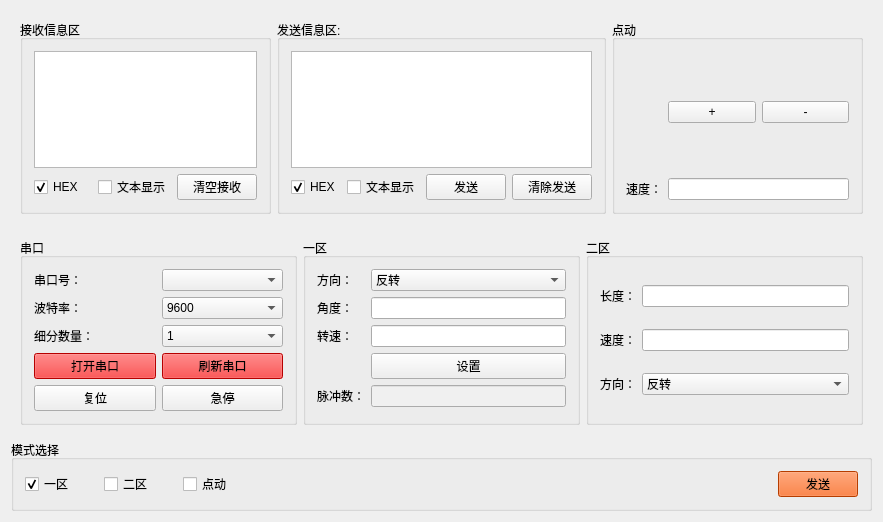
The window that widget.ui (jinsechaochen/Master-Computer-for-Single-axis-Stepper-Motor-System) describes before a commit, drawn with Qt 5.
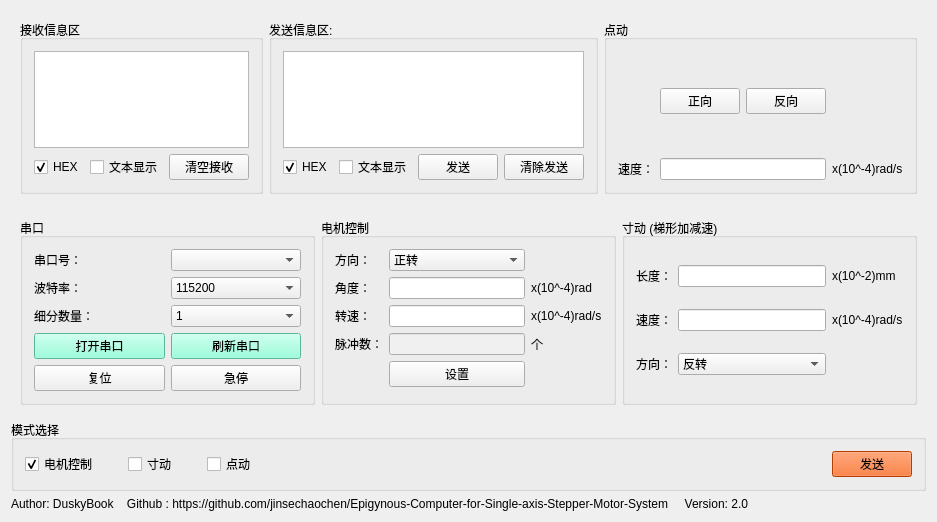
The same window after the commit.

What changed in the file:
```diff
--- a/widget.ui
+++ b/widget.ui
@@ -6,19 +6,97 @@
    <rect>
     <x>0</x>
     <y>0</y>
-    <width>883</width>
+    <width>913</width>
     <height>522</height>
    </rect>
   </property>
   <property name="windowTitle">
-   <string>工具</string>
+   <string>单轴步进系统控制工具</string>
   </property>
   <property name="styleSheet">
    <string notr="true"/>
   </property>
-  <layout class="QGridLayout" name="gridLayout_11" rowstretch="4,2,1">
+  <layout class="QGridLayout" name="gridLayout_11" rowstretch="4,0,0,0">
+   <item row="2" column="0">
+    <widget class="QGroupBox" name="groupBox_3">
+     <property name="title">
+      <string>模式选择</string>
+     </property>
+     <layout class="QGridLayout" name="gridLayout_10">
+      <property name="horizontalSpacing">
+       <number>30</number>
+      </property>
+      <item row="0" column="3">
+       <spacer name="horizontalSpacer">
+        <property name="orientation">
+         <enum>Qt::Horizontal</enum>
+        </property>
+        <property name="sizeHint" stdset="0">
+         <size>
+          <width>40</width>
+          <height>20</height>
+         </size>
+        </property>
+       </spacer>
+      </item>
+      <item row="0" column="1">
+       <widget class="QCheckBox" name="checkBoxTwo">
+        <property name="text">
+         <string>寸动</string>
+        </property>
+        <property name="autoExclusive">
+         <bool>true</bool>
+        </property>
+       </widget>
+      </item>
+      <item row="0" column="0">
+       <widget class="QCheckBox" name="checkBoxOne">
+        <property name="text">
+         <string>电机控制</string>
+        </property>
+        <property name="checked">
+         <bool>true</bool>
+        </property>
+        <property name="autoExclusive">
+         <bool>true</bool>
+        </property>
+       </widget>
+      </item>
+      <item row="0" column="2">
+       <widget class="QCheckBox" name="checkBoxPoint">
+        <property name="text">
+         <string>点动</string>
+        </property>
+        <property name="autoExclusive">
+         <bool>true</bool>
+        </property>
+       </widget>
+      </item>
+      <item row="0" column="4">
+       <widget class="QPushButton" name="pushButtonSendMode">
+        <property name="styleSheet">
+         <string notr="true">QPushButton
+{
+	
+	background-color: rgb(255, 85, 0);
+}
+QPushButton::pressed
+{
+	
+	
+	background-color: rgb(42, 218, 165);
+}</string>
+        </property>
+        <property name="text">
+         <string>发送</string>
+        </property>
+       </widget>
+      </item>
+     </layout>
+    </widget>
+   </item>
    <item row="0" column="0">
-    <layout class="QGridLayout" name="gridLayout_4" columnstretch="1,1,1">
+    <layout class="QGridLayout" name="gridLayout_4" columnstretch="1,0,0">
      <property name="leftMargin">
       <number>9</number>
      </property>
@@ -31,55 +109,6 @@
      <property name="bottomMargin">
       <number>9</number>
      </property>
-     <item row="0" column="0">
-      <widget class="QGroupBox" name="groupBox">
-       <property name="title">
-        <string>接收信息区</string>
-       </property>
-       <layout class="QGridLayout" name="gridLayout_5">
-        <item row="1" column="2">
-         <widget class="QPushButton" name="pushButtonClearRecv">
-          <property name="text">
-           <string>清空接收</string>
-          </property>
-         </widget>
-        </item>
-        <item row="0" column="0" colspan="3">
-         <widget class="QTextEdit" name="textEditRecv">
-          <property name="readOnly">
-           <bool>false</bool>
-          </property>
-         </widget>
-        </item>
-        <item row="1" column="0">
-         <widget class="QCheckBox" name="checkBoxRecvHex">
-          <property name="text">
-           <string>HEX</string>
-          </property>
-          <property name="checked">
-           <bool>true</bool>
-          </property>
-          <property name="autoExclusive">
-           <bool>true</bool>
-          </property>
-         </widget>
-        </item>
-        <item row="1" column="1">
-         <widget class="QCheckBox" name="checkBoxRecvText">
-          <property name="text">
-           <string>文本显示</string>
-          </property>
-          <property name="checked">
-           <bool>false</bool>
-          </property>
-          <property name="autoExclusive">
-           <bool>true</bool>
-          </property>
-         </widget>
-        </item>
-       </layout>
-      </widget>
-     </item>
      <item row="0" column="1">
       <widget class="QGroupBox" name="groupBox_2">
        <property name="title">
@@ -135,10 +164,16 @@
         <string>点动</string>
        </property>
        <layout class="QGridLayout" name="gridLayout_7">
-        <item row="3" column="0">
-         <widget class="QLabel" name="label_4">
+        <item row="3" column="1">
+         <widget class="QLineEdit" name="lineEditPointSpeed">
           <property name="text">
-           <string>速度：</string>
+           <string/>
+          </property>
+          <property name="readOnly">
+           <bool>true</bool>
+          </property>
+          <property name="placeholderText">
+           <string/>
           </property>
          </widget>
         </item>
@@ -147,45 +182,26 @@
           <item row="0" column="0">
            <widget class="QPushButton" name="pushButtonPointAdd">
             <property name="text">
-             <string>+</string>
+             <string>正向</string>
             </property>
            </widget>
           </item>
           <item row="0" column="1">
            <widget class="QPushButton" name="pushButtonPointSub">
             <property name="text">
-             <string>-</string>
+             <string>反向</string>
             </property>
            </widget>
           </item>
          </layout>
         </item>
-        <item row="3" column="1">
-         <widget class="QLineEdit" name="lineEditPointSpeed">
+        <item row="3" column="0">
+         <widget class="QLabel" name="label_4">
           <property name="text">
-           <string/>
-          </property>
-          <property name="readOnly">
-           <bool>true</bool>
-          </property>
-          <property name="placeholderText">
-           <string/>
+           <string>速度：</string>
           </property>
          </widget>
         </item>
-        <item row="0" column="1">
-         <spacer name="verticalSpacer">
-          <property name="orientation">
-           <enum>Qt::Vertical</enum>
-          </property>
-          <property name="sizeHint" stdset="0">
-           <size>
-            <width>20</width>
-            <height>40</height>
-           </size>
-          </property>
-         </spacer>
-        </item>
         <item row="2" column="1">
          <spacer name="verticalSpacer_2">
           <property name="orientation">
@@ -199,6 +215,75 @@
           </property>
          </spacer>
         </item>
+        <item row="0" column="1">
+         <spacer name="verticalSpacer">
+          <property name="orientation">
+           <enum>Qt::Vertical</enum>
+          </property>
+          <property name="sizeHint" stdset="0">
+           <size>
+            <width>20</width>
+            <height>40</height>
+           </size>
+          </property>
+         </spacer>
+        </item>
+        <item row="3" column="2">
+         <widget class="QLabel" name="label_18">
+          <property name="text">
+           <string>x(10^-4)rad/s</string>
+          </property>
+         </widget>
+        </item>
+       </layout>
+      </widget>
+     </item>
+     <item row="0" column="0">
+      <widget class="QGroupBox" name="groupBox">
+       <property name="title">
+        <string>接收信息区</string>
+       </property>
+       <layout class="QGridLayout" name="gridLayout_5">
+        <item row="1" column="2">
+         <widget class="QPushButton" name="pushButtonClearRecv">
+          <property name="text">
+           <string>清空接收</string>
+          </property>
+         </widget>
+        </item>
+        <item row="0" column="0" colspan="3">
+         <widget class="QTextEdit" name="textEditRecv">
+          <property name="readOnly">
+           <bool>false</bool>
+          </property>
+         </widget>
+        </item>
+        <item row="1" column="0">
+         <widget class="QCheckBox" name="checkBoxRecvHex">
+          <property name="text">
+           <string>HEX</string>
+          </property>
+          <property name="checked">
+           <bool>true</bool>
+          </property>
+          <property name="autoExclusive">
+           <bool>true</bool>
+          </property>
+         </widget>
+        </item>
+        <item row="1" column="1">
+         <widget class="QCheckBox" name="checkBoxRecvText">
+          <property name="text">
+           <string>文本显示</string>
+          </property>
+          <property name="checked">
+           <bool>false</bool>
+          </property>
+          <property name="autoExclusive">
+           <bool>true</bool>
+          </property>
+         </widget>
+        </item>
        </layout>
       </widget>
      </item>
@@ -290,7 +375,7 @@
         <item row="3" column="1">
          <widget class="QPushButton" name="pushButtonUpdateCom">
           <property name="styleSheet">
-           <string notr="true">background-color:rgb(255,0,0);</string>
+           <string notr="true">background-color:rgb(127,255,212);</string>
           </property>
           <property name="text">
            <string>刷新串口</string>
@@ -300,43 +385,43 @@
         <item row="1" column="1">
          <widget class="QComboBox" name="comboBoxBaund">
           <property name="currentIndex">
-           <number>3</number>
+           <number>0</number>
           </property>
-          <item>
-           <property name="text">
-            <string>1200</string>
-           </property>
-          </item>
-          <item>
-           <property name="text">
-            <string>2400</string>
-           </property>
-          </item>
-          <item>
-           <property name="text">
-            <string>4800</string>
-           </property>
-          </item>
-          <item>
-           <property name="text">
-            <string>9600</string>
-           </property>
-          </item>
-          <item>
-           <property name="text">
-            <string>19200</string>
-           </property>
-          </item>
-          <item>
-           <property name="text">
-            <string>38400</string>
-           </property>
-          </item>
           <item>
            <property name="text">
             <string>115200</string>
            </property>
           </item>
+          <item>
+           <property name="text">
+            <string>38400</string>
+           </property>
+          </item>
+          <item>
+           <property name="text">
+            <string>19200</string>
+           </property>
+          </item>
+          <item>
+           <property name="text">
+            <string>9600</string>
+           </property>
+          </item>
+          <item>
+           <property name="text">
+            <string>4800</string>
+           </property>
+          </item>
+          <item>
+           <property name="text">
+            <string>2400</string>
+           </property>
+          </item>
+          <item>
+           <property name="text">
+            <string>1200</string>
+           </property>
+          </item>
          </widget>
         </item>
         <item row="0" column="1">
@@ -359,7 +444,7 @@
         <item row="3" column="0">
          <widget class="QPushButton" name="pushButtonOpen">
           <property name="styleSheet">
-           <string notr="true">background-color:rgb(255,0,0);</string>
+           <string notr="true">background-color:rgb(127,255,212);</string>
           </property>
           <property name="text">
            <string>打开串口</string>
@@ -389,30 +474,9 @@
         <string notr="true"/>
        </property>
        <property name="title">
-        <string>一区</string>
+        <string>电机控制</string>
        </property>
        <layout class="QGridLayout" name="gridLayout_8">
-        <item row="0" column="0">
-         <widget class="QLabel" name="label_5">
-          <property name="text">
-           <string>方向：</string>
-          </property>
-         </widget>
-        </item>
-        <item row="0" column="1">
-         <widget class="QComboBox" name="comboBoxDirOne">
-          <item>
-           <property name="text">
-            <string>反转</string>
-           </property>
-          </item>
-          <item>
-           <property name="text">
-            <string>正转</string>
-           </property>
-          </item>
-         </widget>
-        </item>
         <item row="1" column="0">
          <widget class="QLabel" name="label_6">
           <property name="text">
@@ -420,43 +484,85 @@
           </property>
          </widget>
         </item>
-        <item row="2" column="0">
-         <widget class="QLabel" name="label_7">
-          <property name="text">
-           <string>转速：</string>
-          </property>
+        <item row="0" column="1">
+         <widget class="QComboBox" name="comboBoxDirOne">
+          <item>
+           <property name="text">
+            <string>正转</string>
+           </property>
+          </item>
+          <item>
+           <property name="text">
+            <string>反转</string>
+           </property>
+          </item>
          </widget>
         </item>
-        <item row="1" column="1">
-         <widget class="QLineEdit" name="lineEditAngleOne"/>
-        </item>
-        <item row="4" column="0">
-         <widget class="QLabel" name="label_8">
+        <item row="0" column="0">
+         <widget class="QLabel" name="label_5">
           <property name="text">
-           <string>脉冲数：</string>
+           <string>方向：</string>
           </property>
          </widget>
         </item>
         <item row="2" column="1">
          <widget class="QLineEdit" name="lineEditSpeedOne"/>
         </item>
-        <item row="4" column="1">
-         <widget class="QLineEdit" name="lineEditPulesOne">
-          <property name="styleSheet">
-           <string notr="true">background-color: rgb(240, 240, 240);</string>
-          </property>
-          <property name="readOnly">
-           <bool>true</bool>
-          </property>
-         </widget>
+        <item row="1" column="1">
+         <widget class="QLineEdit" name="lineEditAngleOne"/>
         </item>
-        <item row="3" column="1">
+        <item row="5" column="1">
          <widget class="QPushButton" name="pushButtonSetOne">
           <property name="text">
            <string>设置</string>
           </property>
          </widget>
         </item>
+        <item row="4" column="1">
+         <widget class="QLineEdit" name="lineEditPulesOne">
+          <property name="styleSheet">
+           <string notr="true">background-color: rgb(240, 240, 240);</string>
+          </property>
+          <property name="readOnly">
+           <bool>true</bool>
+          </property>
+         </widget>
+        </item>
+        <item row="4" column="0">
+         <widget class="QLabel" name="label_8">
+          <property name="text">
+           <string>脉冲数：</string>
+          </property>
+         </widget>
+        </item>
+        <item row="2" column="0">
+         <widget class="QLabel" name="label_7">
+          <property name="text">
+           <string>转速：</string>
+          </property>
+         </widget>
+        </item>
+        <item row="1" column="2">
+         <widget class="QLabel" name="label_12">
+          <property name="text">
+           <string>x(10^-4)rad</string>
+          </property>
+         </widget>
+        </item>
+        <item row="2" column="2">
+         <widget class="QLabel" name="label_13">
+          <property name="text">
+           <string>x(10^-4)rad/s</string>
+          </property>
+         </widget>
+        </item>
+        <item row="4" column="2">
+         <widget class="QLabel" name="label_14">
+          <property name="text">
+           <string>个</string>
+          </property>
+         </widget>
+        </item>
        </layout>
       </widget>
      </item>
@@ -466,7 +572,7 @@
         <string notr="true"/>
        </property>
        <property name="title">
-        <string>二区</string>
+        <string>寸动 (梯形加减速)</string>
        </property>
        <layout class="QGridLayout" name="gridLayout">
         <item row="1" column="0">
@@ -476,6 +582,23 @@
           </property>
          </widget>
         </item>
+        <item row="2" column="1">
+         <widget class="QComboBox" name="comboBoxDirTwo">
+          <item>
+           <property name="text">
+            <string>反转</string>
+           </property>
+          </item>
+          <item>
+           <property name="text">
+            <string>正转</string>
+           </property>
+          </item>
+         </widget>
+        </item>
+        <item row="0" column="1">
+         <widget class="QLineEdit" name="lineEditLengthTwo"/>
+        </item>
         <item row="0" column="0">
          <widget class="QLabel" name="label_11">
           <property name="text">
@@ -483,114 +606,40 @@
           </property>
          </widget>
         </item>
-        <item row="2" column="1">
-         <widget class="QComboBox" name="comboBoxDirTwo">
-          <item>
-           <property name="text">
-            <string>反转</string>
-           </property>
-          </item>
-          <item>
-           <property name="text">
-            <string>正转</string>
-           </property>
-          </item>
-         </widget>
-        </item>
-        <item row="2" column="0">
-         <widget class="QLabel" name="label_9">
-          <property name="text">
-           <string>方向：</string>
-          </property>
-         </widget>
-        </item>
         <item row="1" column="1">
          <widget class="QLineEdit" name="lineEditSpeedTwo"/>
         </item>
-        <item row="0" column="1">
-         <widget class="QLineEdit" name="lineEditLengthTwo"/>
+        <item row="2" column="0">
+         <widget class="QLabel" name="label_9">
+          <property name="text">
+           <string>方向：</string>
+          </property>
+         </widget>
+        </item>
+        <item row="0" column="2">
+         <widget class="QLabel" name="label_15">
+          <property name="text">
+           <string>x(10^-2)mm</string>
+          </property>
+         </widget>
+        </item>
+        <item row="1" column="2">
+         <widget class="QLabel" name="label_16">
+          <property name="text">
+           <string>x(10^-4)rad/s</string>
+          </property>
+         </widget>
         </item>
        </layout>
       </widget>
      </item>
     </layout>
    </item>
-   <item row="2" column="0">
-    <widget class="QGroupBox" name="groupBox_3">
-     <property name="title">
-      <string>模式选择</string>
+   <item row="3" column="0">
+    <widget class="QLabel" name="label_17">
+     <property name="text">
+      <string>Author: DuskyBook    Github : https://github.com/jinsechaochen/Epigynous-Computer-for-Single-axis-Stepper-Motor-System     Version: 2.0</string>
      </property>
-     <layout class="QGridLayout" name="gridLayout_10">
-      <property name="horizontalSpacing">
-       <number>30</number>
-      </property>
-      <item row="0" column="3">
-       <spacer name="horizontalSpacer">
-        <property name="orientation">
-         <enum>Qt::Horizontal</enum>
-        </property>
-        <property name="sizeHint" stdset="0">
-         <size>
-          <width>40</width>
-          <height>20</height>
-         </size>
-        </property>
-       </spacer>
-      </item>
-      <item row="0" column="1">
-       <widget class="QCheckBox" name="checkBoxTwo">
-        <property name="text">
-         <string>二区</string>
-        </property>
-        <property name="autoExclusive">
-         <bool>true</bool>
-        </property>
-       </widget>
-      </item>
-      <item row="0" column="0">
-       <widget class="QCheckBox" name="checkBoxOne">
-        <property name="text">
-         <string>一区</string>
-        </property>
-        <property name="checked">
-         <bool>true</bool>
-        </property>
-        <property name="autoExclusive">
-         <bool>true</bool>
-        </property>
-       </widget>
-      </item>
-      <item row="0" column="2">
-       <widget class="QCheckBox" name="checkBoxPoint">
-        <property name="text">
-         <string>点动</string>
-        </property>
-        <property name="autoExclusive">
-         <bool>true</bool>
-        </property>
-       </widget>
-      </item>
-      <item row="0" column="4">
-       <widget class="QPushButton" name="pushButtonSendMode">
-        <property name="styleSheet">
-         <string notr="true">QPushButton
-{
-	
-	background-color: rgb(255, 85, 0);
-}
-QPushButton::pressed
-{
-	
-	
-	background-color: rgb(42, 218, 165);
-}</string>
-        </property>
-        <property name="text">
-         <string>发送</string>
-        </property>
-       </widget>
-      </item>
-     </layout>
     </widget>
    </item>
   </layout>
```
